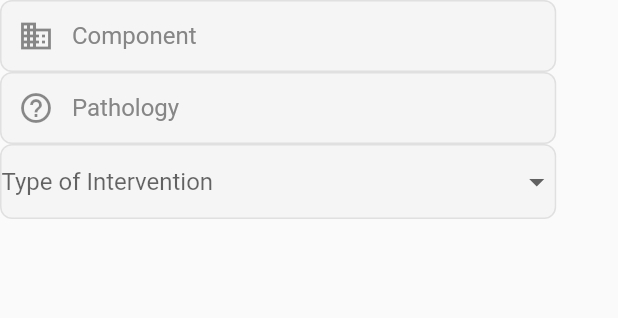
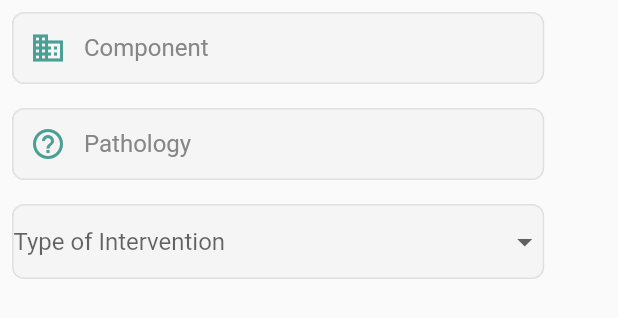
Before and after one commit to Fabs97/DIMA, a Flutter app: the StructuralForm widget shown alone on an empty page, opened directly, on a phone screen of 412 x 824 dp. Shown: the top 318 px of the screen. Run offline on Flutter 3.47's test engine with Material 2 defaults, Android fonts, the phone set to English and light mode, and no system bars; our stand-ins replace email_validator, firebase_auth, firebase_core, firebase_storage, flutter_svg, google_maps_flutter and 6 more; missing offline and left inert: flutter_facebook_auth, flutter_twitter_login, github_sign_in, steps_indicator; accounts and stored records are empty.

Commit message:
[Frontend] - Fixed UI structural form

```diff
--- a/citylife/lib/screens/impressions/structural/local_widget/structuralForm.dart
+++ b/citylife/lib/screens/impressions/structural/local_widget/structuralForm.dart
@@ -1,4 +1,5 @@
 import 'package:citylife/models/cl_structural.dart';
+import 'package:citylife/utils/theme.dart';
 import 'package:flutter/cupertino.dart';
 import 'package:flutter/material.dart';
 import 'package:provider/provider.dart';
@@ -20,11 +21,16 @@ class _StructuralFormState extends State<StructuralForm> {
         child: SingleChildScrollView(
           child: Consumer<CLStructural>(
             builder: (context, structuralImpression, _) => Column(
-              mainAxisAlignment: MainAxisAlignment.spaceEvenly,
+              mainAxisAlignment: MainAxisAlignment.center,
               children: [
-                TextFormField(
+                Padding(
+                  padding: const EdgeInsets.all(8.0),
+                  child: TextFormField(
                     decoration: InputDecoration(
-                    prefixIcon: Icon(Icons.domain),
+                      prefixIcon: Icon(
+                        Icons.domain,
+                        color: T.primaryColor,
+                      ),
                       hintText: "Component",
                     ),
                     initialValue: structuralImpression.component ?? "",
@@ -34,9 +40,15 @@ class _StructuralFormState extends State<StructuralForm> {
                       });
                     },
                   ),
-                TextFormField(
+                ),
+                Padding(
+                  padding: const EdgeInsets.all(8.0),
+                  child: TextFormField(
                     decoration: InputDecoration(
-                    prefixIcon: Icon(Icons.help_outline),
+                      prefixIcon: Icon(
+                        Icons.help_outline,
+                        color: T.primaryColor,
+                      ),
                       hintText: "Pathology",
                     ),
                     initialValue: structuralImpression.pathology ?? "",
@@ -46,7 +58,10 @@ class _StructuralFormState extends State<StructuralForm> {
                       });
                     },
                   ),
-                Container(
+                ),
+                Padding(
+                  padding: const EdgeInsets.all(8.0),
+                  child: Container(
                     decoration: BoxDecoration(
                       color: Colors.grey[100],
                       border: Border.all(color: Colors.grey[300], width: 1.0),
@@ -80,6 +95,7 @@ class _StructuralFormState extends State<StructuralForm> {
                       ),
                     ),
                   ),
+                ),
               ],
             ),
           ),
```
Lines whose indentation alone changed are shown as unchanged.
